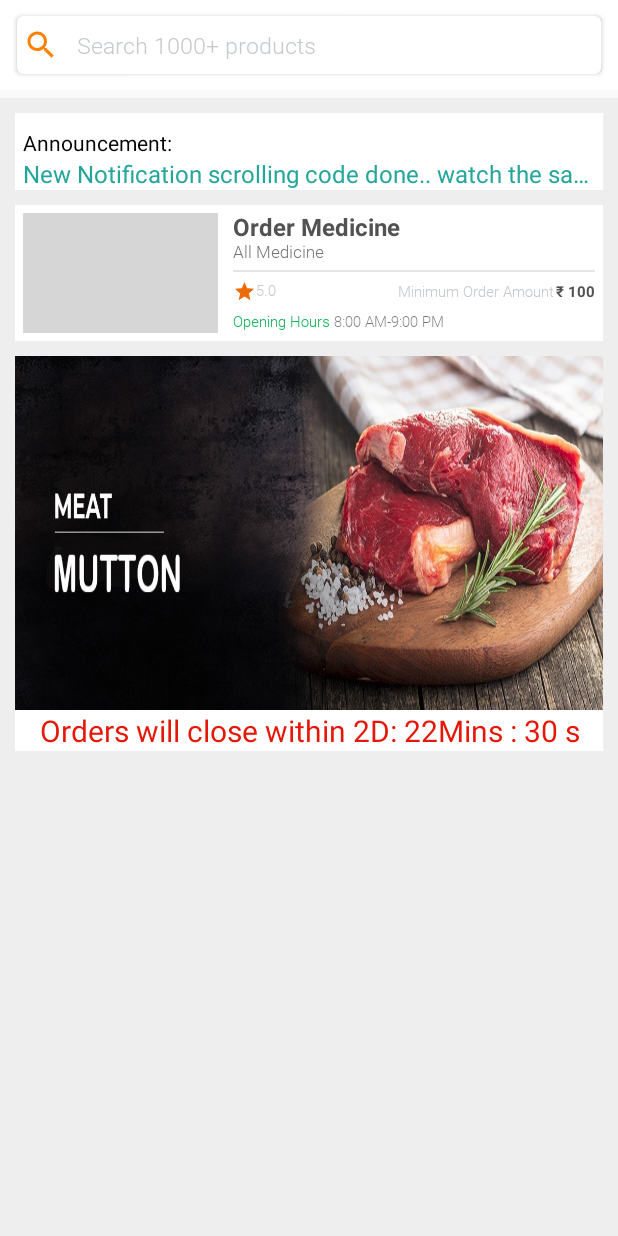
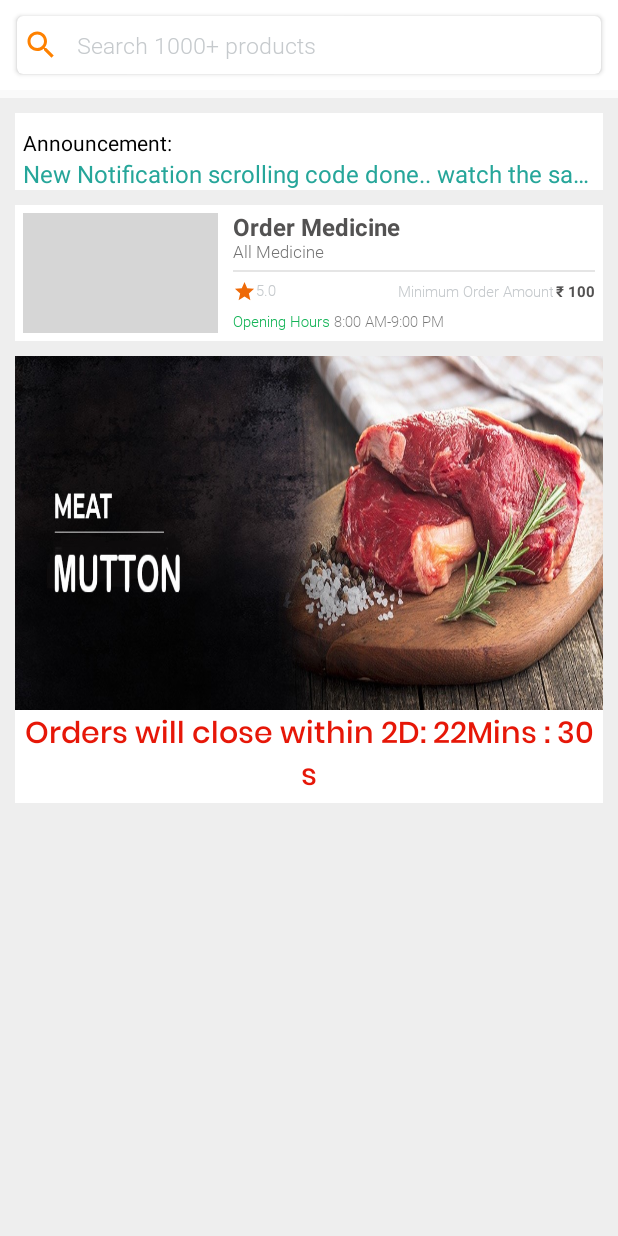
Before and after one commit to Rakhi15/FoodApp_V2, an Android app: the layout activity_main.xml on its own in the app's theme, with its tools: preview values and no code run, on a phone screen of 412 x 824 dp. Run offline under Robolectric (Android 15) with nearby library versions, the phone set to English and light mode, and no system bars; network calls fail; grey boxes are pictures that could not be loaded.

Commit message:
Rakhi Updates Done 06-11-2020

```diff
--- a/app/src/main/res/layout/activity_main.xml
+++ b/app/src/main/res/layout/activity_main.xml
@@ -344,6 +344,7 @@
                                     android:id="@+id/openclose_timing"
                                     android:layout_width="match_parent"
                                     android:layout_height="wrap_content"
+                                    android:fontFamily="@font/poppins_medium"
                                     android:text="Orders will close within 2D: 22Mins : 30 s"
                                     android:textAlignment="center"
                                     android:textColor="#E61708"
--- a/app/src/main/res/menu/menu_main.xml
+++ b/app/src/main/res/menu/menu_main.xml
@@ -8,7 +8,7 @@
         android:title=""
         android:orderInCategory="100"
         app:showAsAction="ifRoom"
-        android:icon="@drawable/refresh_new"
+        android:icon="@drawable/reload"
         />
     <item android:id="@+id/action_setting"
         android:title=""
```
Also changed, not shown: app/src/main/res/drawable/reload.png (added), 1 other file.
